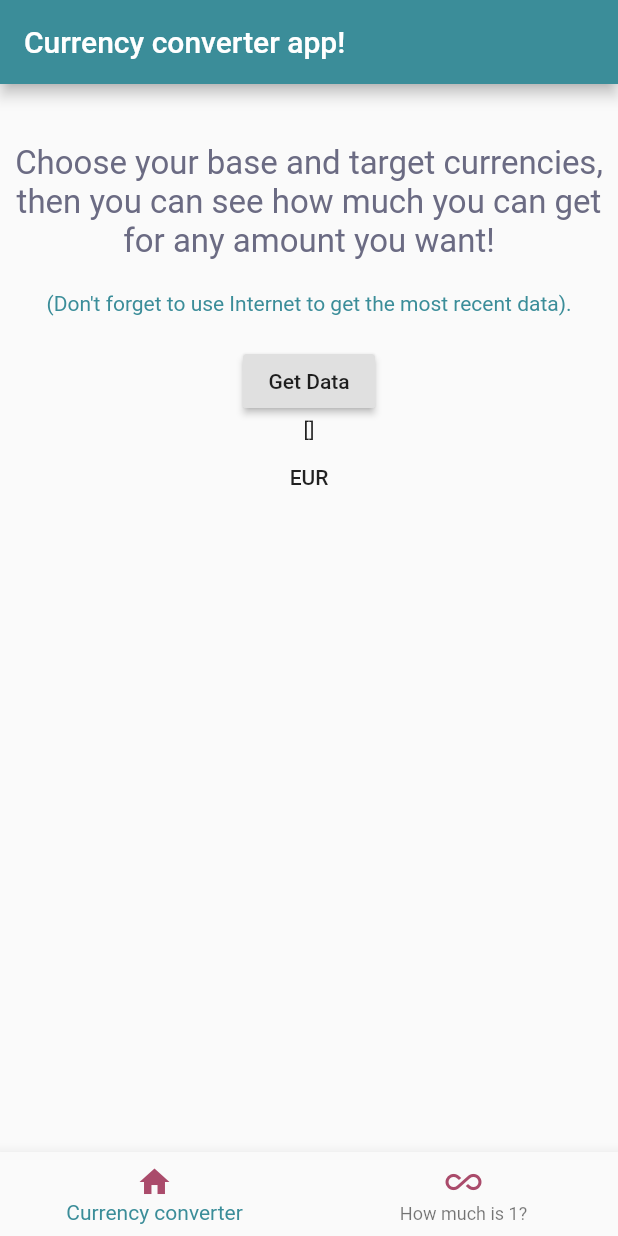
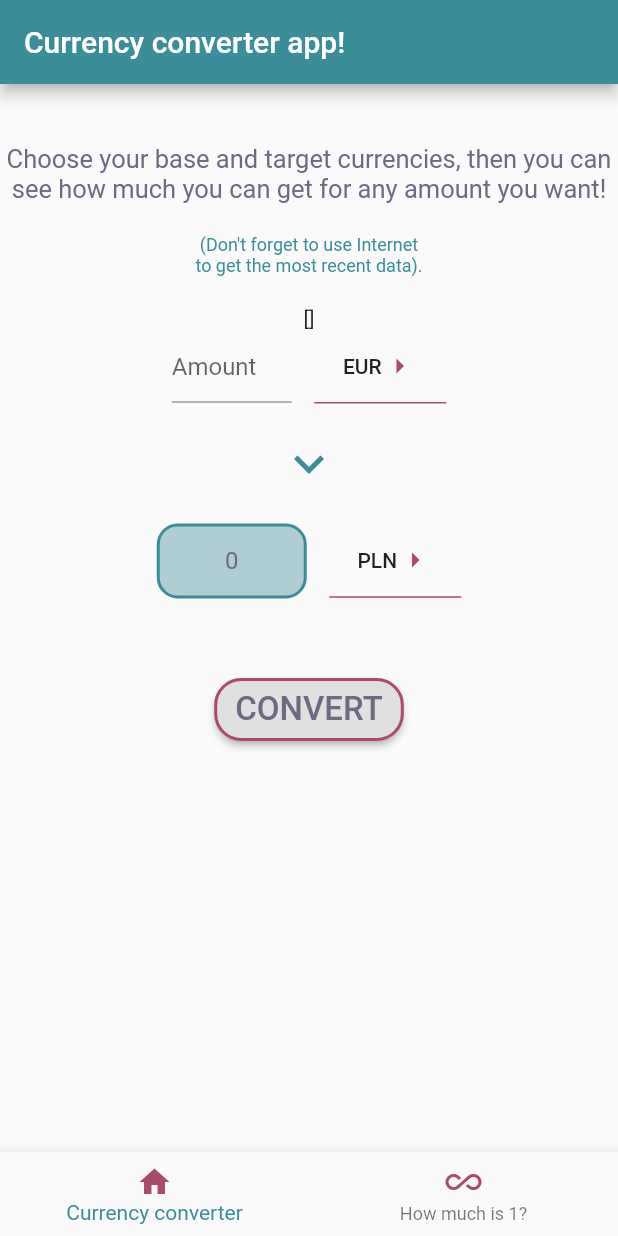
Before and after one commit to klaud-skora/currency_converter, a Flutter app: the screen it shows after launch, on a phone screen of 412 x 824 dp. Run offline on Flutter 3.47's test engine with Material 2 defaults, Android fonts, the phone set to English and light mode, and no system bars; our stand-ins replace bloc, equatable, flutter_bloc.

Commit message:
Finish ui of first_page.dart, add appBar for CurrencyPicker, add new event for bloc - ChangeCurrency event

```diff
--- a/lib/bloc/nav_bar_bloc.dart
+++ b/lib/bloc/nav_bar_bloc.dart
@@ -1,5 +1,7 @@
 import 'dart:async';
 import 'package:bloc/bloc.dart';
+import 'package:currencyconverter/models/currency.dart';
+import 'package:currencyconverter/ui/first_page.dart';
 import 'package:flutter_bloc/flutter_bloc.dart';
 import 'package:meta/meta.dart';
 import 'package:equatable/equatable.dart';
@@ -34,6 +36,16 @@ class GetData extends BottomNavigationEvent {
 
  @override
   List<Object> get props => [];
+}
+
+class ChangeCurrency extends BottomNavigationEvent {
+  final CurrencyOption option;
+  final Currency currency;
+  ChangeCurrency({this.option, this.currency});
+
+
+  @override
+  List<Object> get props => [option, currency];
 }
 
 @immutable
@@ -81,7 +93,8 @@ class BottomNavigationBloc extends Bloc<BottomNavigationEvent, BottomNavigationS
   Calculator calc = Calculator();
   final CurrencyRepository currencyRepository;
   int currentIndex = 0;
-  String base = 'PLN';
+  final String base = 'EUR';
+  final String target = 'PLN';
 
   BottomNavigationBloc({
     this.currencyRepository,
--- a/lib/ui/first_page.dart
+++ b/lib/ui/first_page.dart
@@ -4,12 +4,23 @@ import 'package:flutter_bloc/flutter_bloc.dart';
 import './currency_picker.dart';
 import '../bloc/nav_bar_bloc.dart';
 
+enum CurrencyOption { base, target }
+
 class FirstPage extends StatelessWidget {
 
   final fromTextController = TextEditingController();
+
+  changeCurrency(BuildContext context, String marked, CurrencyOption currencyOption) async {
+    final pickedCurrency = await Navigator.push(
+      context,
+      MaterialPageRoute(builder: (context) => CurrencyPicker(option: currencyOption, marked: marked)),
+    );
+    BlocProvider.of<BottomNavigationBloc>(context).add(ChangeCurrency(option: currencyOption, currency: pickedCurrency));
+  }
   @override
   Widget build(BuildContext context) {
-
+    String base = BlocProvider.of<BottomNavigationBloc>(context).base;
+    String target = BlocProvider.of<BottomNavigationBloc>(context).target;
     Color textColor = Color(0xff6b6b83);
     Color themeColor = Color(0xff3b8d99);
     return Scaffold(
@@ -18,49 +29,100 @@ class FirstPage extends StatelessWidget {
           margin: EdgeInsets.symmetric(vertical: 40.0),
           child: Center(
             child: Column(
+              mainAxisAlignment: MainAxisAlignment.center,
               children: <Widget>[
                 Text('Choose your base and target currencies, then you can see how much you can get for any amount you want! ',
-                  style: TextStyle(fontSize: 22.0, color: textColor),
-                  textAlign: TextAlign.center,
-                ),
-                // Container(
-                //   alignment: Alignment.center,
-                //   // decoration: BoxDecoration(
-                //     // color: Colors.amber[100],
-                //     // border: Border.all(
-                //     //   color: Colors.amber,
-                //     //   width: 1,
-                //     // ),
-                //     // borderRadius: BorderRadius.circular(8.0),
-                //   // ),
-                //   padding: EdgeInsets.symmetric(vertical: 10.0, horizontal: 15.0),
-                //   child:
-
-                //   ),
-                SizedBox(height: 20.0),
-                Text ('(Don\'t forget to use Internet to get the most recent data).',
-                  style: TextStyle( color: themeColor),
+                  style: TextStyle(fontSize: 17.0, color: textColor),
                   textAlign: TextAlign.center,
                 ),
                 SizedBox(height: 20.0),
-
-                RaisedButton(
-                  onPressed: () => BlocProvider.of<BottomNavigationBloc>(context).add(GetData()),
-                  child: Text('Get Data'),
+                Text ('(Don\'t forget to use Internet \nto get the most recent data).',
+                  style: TextStyle( color: themeColor, fontSize: 12.0),
+                  textAlign: TextAlign.center,
                 ),
+                SizedBox(height: 20.0),
                 Container(
                   child: Text( '${BlocProvider.of<BottomNavigationBloc>(context).currencyRepository.data}' )
                 ),
-                FlatButton(
-                  child: Text('EUR'),
+                Row(
+                  mainAxisAlignment: MainAxisAlignment.center,
+                  children: <Widget>[
+                    Container(
+                      child: Flexible(
+                        child: SizedBox(
+                          width: 80.0,
+                          child: TextField(decoration: InputDecoration(hintText: 'Amount')),
+                        ),
+                      ),
+                    ),
+                    SizedBox( width: 15.0 ),
+                    Container(
+                      decoration: BoxDecoration(border: Border( bottom: BorderSide(color: Color(0xffaa4b6b), width: 1.0))),
+                      child: FlatButton(
+                        child: Row(
+                          children: <Widget>[
+                            Text('${BlocProvider.of<BottomNavigationBloc>(context).base}'),
+                            Icon(Icons.arrow_right, color: Color(0xffaa4b6b)),
+                          ],
+                        ),
                         onPressed: () {
                           Navigator.push(
                             context,
                             MaterialPageRoute(
-                        builder: (BuildContext context)  => CurrencyPicker(),
+                              builder: (BuildContext context)  => CurrencyPicker(marked : '$base'),
                             )
                           );
                         },
+                      ),
+                    ),
+                  ],
+                ),
+                SizedBox(height: 20.0),
+                Icon(Icons.keyboard_arrow_down, size: 40.0, color: themeColor),
+                SizedBox(height: 20.0),
+                Row(
+                  mainAxisAlignment: MainAxisAlignment.center,
+                  children: <Widget>[
+                    Container(
+                      width: 100.0,
+                      height: 50.0,
+                      alignment: Alignment.center,
+                      decoration: BoxDecoration(
+                        color: themeColor.withOpacity(.4),
+                        border: Border.all(color: themeColor, width: 2.0),
+                        borderRadius: BorderRadius.circular(14.0),
+                      ),
+                      child: Text('0',
+                        style: TextStyle(
+                          color: textColor,
+                          fontSize: 16,
+                        ),
+                      ),
+                    ),
+                    SizedBox( width: 15.0 ),
+                    Container(
+                      decoration: BoxDecoration(border: Border( bottom: BorderSide(color: Color(0xffaa4b6b), width: 1.0))),
+                      child: FlatButton(
+                        child: Row(
+                          children: <Widget>[
+                            Text('${BlocProvider.of<BottomNavigationBloc>(context).target}'),
+                            Icon(Icons.arrow_right, color: Color(0xffaa4b6b)),
+                          ],
+                        ),
+                        onPressed: () => changeCurrency(context, target, CurrencyOption.target),
+                      ),
+                    ),
+                  ],
+                ),
+                SizedBox( height: 50.0 ),
+                RaisedButton(
+                  padding: EdgeInsets.symmetric(horizontal: 14.0, vertical: 8.0),
+                  shape: RoundedRectangleBorder(
+                    borderRadius: BorderRadius.circular(18.0),
+                    side: BorderSide(width: 2.0, color: Color(0xffaa4b6b)),
+                  ),
+                  onPressed: () => BlocProvider.of<BottomNavigationBloc>(context).add(GetData()),
+                  child: Text('CONVERT', style: TextStyle( color: textColor, fontSize: 22.0)),
                 ),
               ],
             ),
```
Also changed, not shown: lib/ui/currency_picker.dart (+21 -14 lines). Lines whose indentation alone changed are shown as unchanged.
